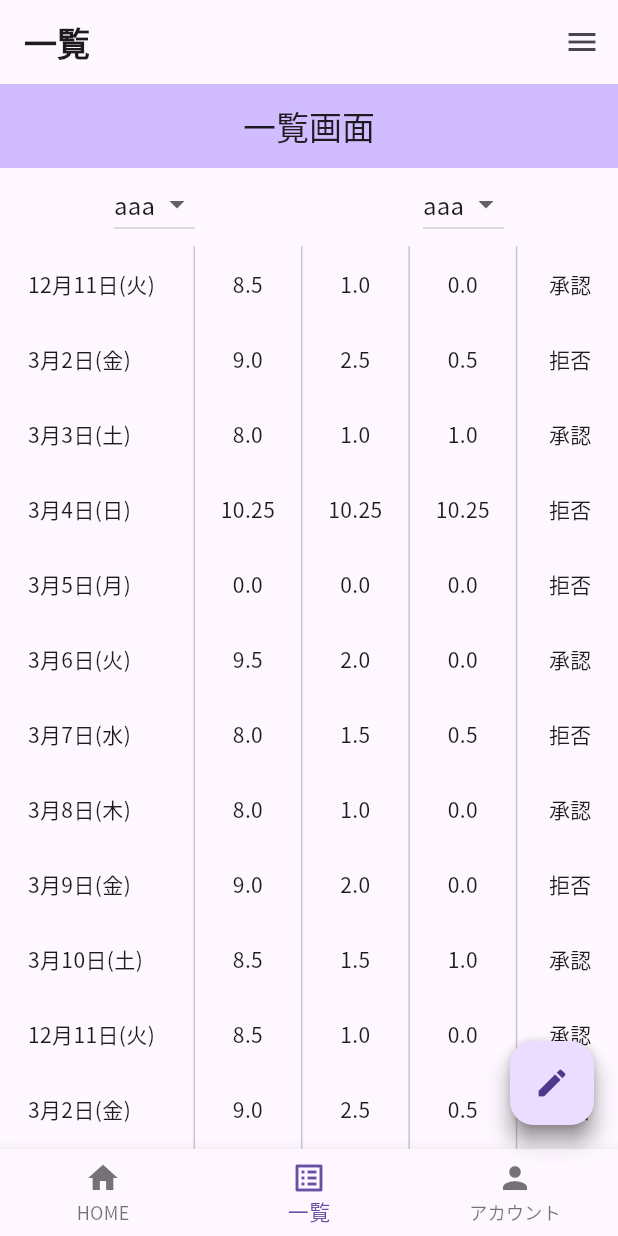
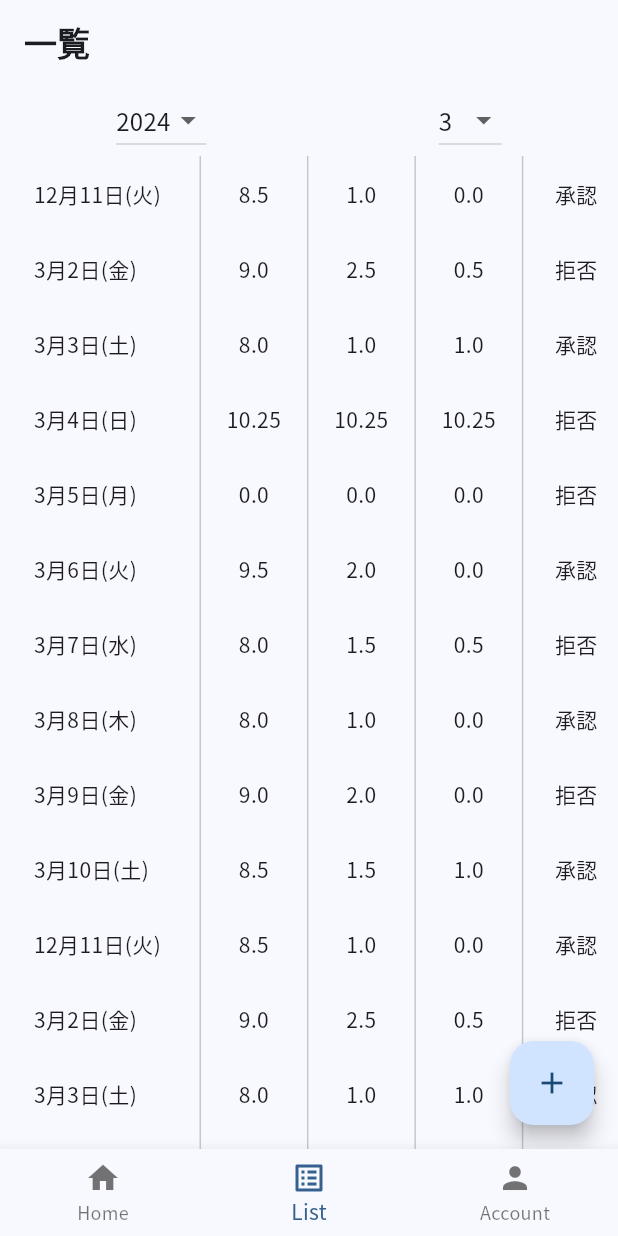
Before and after one commit to arashidani/diary_report_sample, a Flutter app: the screen it shows after launch, item 2 of the bottom bar chosen, on a phone screen of 412 x 824 dp. Run offline on Flutter 3.47's test engine with Material 3 defaults, Android fonts, the phone set to English and light mode, and no system bars; our stand-ins replace cloud_firestore, firebase_core, flutter_riverpod, freezed_annotation, go_router, google_fonts and 1 more; accounts and stored records are empty.

Commit message:
goRouterを実装

```diff
--- a/lib/app.dart
+++ b/lib/app.dart
@@ -33,8 +33,8 @@ class _AppState extends State<AppState> {
     // 表示する画面のリストを作成
     final pages = [
       const HomeView(),
-      const TableView(title: "一覧画面"),
-      SideDrawer(),
+      const TableView(),
+      const SideDrawer(),
     ];
     return MaterialApp(
         // themeMode: themeMode,
--- /dev/null
+++ b/lib/features/app/app_widget.dart
@@ -0,0 +1,20 @@
+import 'package:diary_report_sample/router/app_router.dart';
+import 'package:flutter/material.dart';
+import 'package:google_fonts/google_fonts.dart';
+
+class MyApp extends StatelessWidget {
+  const MyApp({super.key});
+
+  @override
+  Widget build(BuildContext context) {
+    return MaterialApp.router(
+      debugShowCheckedModeBanner: false,
+      theme: ThemeData(
+        textTheme: GoogleFonts.notoSansJpTextTheme(),
+        colorScheme: ColorScheme.fromSeed(seedColor: Colors.blue),
+        useMaterial3: true, // material Design3に対応
+      ),
+      routerConfig: router,
+    );
+  }
+}
--- a/lib/features/app/home_view.dart
+++ b/lib/features/app/home_view.dart
@@ -123,6 +123,5 @@ List<String> getYearsList() {
   for (int i = 0; i < 10; i++) {
     yearsList.add((thisYear - i).toString());
   }
-  print(yearsList);
   return yearsList;
 }
--- /dev/null
+++ b/lib/features/app/navbar/scaffold_with_navbar.dart
@@ -0,0 +1,40 @@
+import 'package:flutter/material.dart';
+import 'package:go_router/go_router.dart';
+
+class ScaffoldWithNavbar extends StatelessWidget {
+  const ScaffoldWithNavbar(this.navigationShell, {super.key});
+
+  /// The navigation shell and container for the branch Navigators.
+  final StatefulNavigationShell navigationShell;
+
+  @override
+  Widget build(BuildContext context) {
+    final labels = ['HOME', '一覧', 'アカウント'];
+    return Scaffold(
+      appBar: AppBar(
+        title: Text(
+          labels[navigationShell.currentIndex],
+          style: const TextStyle(fontWeight: FontWeight.bold),
+        ),
+      ),
+      body: navigationShell,
+      bottomNavigationBar: BottomNavigationBar(
+        currentIndex: navigationShell.currentIndex,
+        items: const [
+          BottomNavigationBarItem(icon: Icon(Icons.home), label: 'Home'),
+          BottomNavigationBarItem(
+              icon: Icon(Icons.list_alt_outlined), label: 'List'),
+          BottomNavigationBarItem(icon: Icon(Icons.person), label: 'Account'),
+        ],
+        onTap: _onTap,
+      ),
+    );
+  }
+
+  void _onTap(index) {
+    navigationShell.goBranch(
+      index,
+      initialLocation: index == navigationShell.currentIndex,
+    );
+  }
+}
--- a/lib/features/app/side_drawer.dart
+++ b/lib/features/app/side_drawer.dart
@@ -5,8 +5,7 @@ class SideDrawer extends StatelessWidget {
 
   @override
   Widget build(BuildContext context) {
-    return Container(
-      child: ListView(
+    return ListView(
       children: [
         const UserAccountsDrawerHeader(
           accountName: Text('John Doe'),
@@ -25,7 +24,6 @@ class SideDrawer extends StatelessWidget {
           onTap: () => {debugPrint("onTap")},
         ),
       ],
-      ),
     );
   }
 }
--- a/lib/features/app/table_view.dart
+++ b/lib/features/app/table_view.dart
@@ -1,16 +1,29 @@
-import 'package:flutter/cupertino.dart';
 import 'package:flutter/material.dart';
 
 class TableView extends StatefulWidget {
-  const TableView({super.key, required this.title});
-
-  final String title;
+  const TableView({super.key});
 
   @override
   State<TableView> createState() => _TableViewState();
 }
 
 class _TableViewState extends State<TableView> {
+  String dropdownValue = getYearsList(10).first; // 今年を取得
+  String initMonth = DateTime.now().month.toString(); // 今月を取得
+  final month = <String>[
+    '1',
+    '2',
+    '3',
+    '4',
+    '5',
+    '6',
+    '7',
+    '8',
+    '9',
+    '10',
+    '11',
+    '12'
+  ];
   List<DiaryData> dataList = [
     // サンプルデータを生成してリストに追加
     DiaryData(DateTime(2024, 12, 11), 8.5, 1.0, 0.0, true),
@@ -47,91 +60,58 @@ class _TableViewState extends State<TableView> {
 
   @override
   Widget build(BuildContext context) {
-    String? isSelectedItem = 'aaa';
-    tenYearsAgo();
-
     final _deviceWidth = MediaQuery.of(context).size.width;
     final _deviceHeight = MediaQuery.of(context).size.height;
-    final appBer = MediaQuery.of(context).padding.top + kToolbarHeight;
+    final appBarHeight = MediaQuery.of(context).padding.top + kToolbarHeight;
     return Scaffold(
-      appBar: AppBar(
-        backgroundColor: Theme.of(context).colorScheme.inversePrimary,
-        centerTitle: true,
-        title: const Text("一覧画面"),
-      ),
       body: Column(
         children: <Widget>[
           Row(
             mainAxisAlignment: MainAxisAlignment.spaceAround,
             children: [
-              DropdownButton(
-                //4
-                items: const [
-                  //5
-                  DropdownMenuItem(
-                    child: Text('aaa'),
-                    value: 'aaa',
-                  ),
-                  DropdownMenuItem(
-                    child: Text('bbb'),
-                    value: 'bbb',
-                  ),
-                  DropdownMenuItem(
-                    child: Text('ccc'),
-                    value: 'ccc',
-                  ),
-                ],
-                //6
+              DropdownButton<String>(
+                items: getYearsList(10)
+                    .map<DropdownMenuItem<String>>((String value) {
+                  return DropdownMenuItem<String>(
+                    value: value,
+                    child: Text(value),
+                  );
+                }).toList(),
                 onChanged: (String? value) {
                   setState(() {
-                    isSelectedItem = value;
+                    dropdownValue = value!;
                   });
                 },
-                //7
-                value: isSelectedItem,
+                value: dropdownValue,
               ),
               DropdownButton(
-                //4
-                items: const [
-                  //5
-                  DropdownMenuItem(
-                    child: Text('aaa'),
-                    value: 'aaa',
-                  ),
-                  DropdownMenuItem(
-                    child: Text('bbb'),
-                    value: 'bbb',
-                  ),
-                  DropdownMenuItem(
-                    child: Text('ccc'),
-                    value: 'ccc',
-                  ),
-                ],
-                //6
-                onChanged: (String? value) {
+                value: initMonth,
+                items: month
+                    .map((list) =>
+                        DropdownMenuItem(value: list, child: Text(list)))
+                    .toList(),
+                onChanged: (value) {
                   setState(() {
-                    isSelectedItem = value;
+                    initMonth = value!;
                   });
                 },
-                //7
-                value: isSelectedItem,
               ),
             ],
           ),
-          Container(
-            height: _deviceHeight - appBer,
-            padding: EdgeInsets.all(4),
+          SizedBox(
+            height: _deviceHeight - appBarHeight,
+            // padding: EdgeInsets.all(4),
             // 配列を元にリスト表示
             child: ListView.builder(
               itemCount: dataList.length,
               itemBuilder: (context, index) {
-                return Container(
+                return SizedBox(
                     height: 50,
                     //color: listItems[index]['color'],
                     child: Row(
                       mainAxisAlignment: MainAxisAlignment.spaceBetween,
                       children: [
-                        Spacer(),
+                        const Spacer(),
                         SizedBox(
                           width: _deviceWidth * 0.25,
                           child: Row(
@@ -237,15 +217,12 @@ String weekDayToStr(int weekday) {
   return jpWeekday;
 }
 
-List<DropdownMenuItem> tenYearsAgo() {
-  final List<DropdownMenuItem> yearList = [];
-  final thisYear = new DateTime.now().year;
-  for (int i = 0; i < 10; i++) {
-    yearList.add(DropdownMenuItem(
-      value: "&{thisYear - i}",
-      child: Text("${thisYear - i}"),
-    ));
+// 直近n年を取得するメソッド
+List<String> getYearsList(int years) {
+  final List<String> yearsList = [];
+  final thisYear = DateTime.now().year;
+  for (int i = 0; i < years; i++) {
+    yearsList.add((thisYear - i).toString());
   }
-  print(yearList);
-  return yearList;
+  return yearsList;
 }
--- a/lib/main.dart
+++ b/lib/main.dart
@@ -1,4 +1,5 @@
 import 'package:diary_report_sample/app.dart';
+import 'package:diary_report_sample/features/app/app_widget.dart';
 import 'package:firebase_core/firebase_core.dart';
 import 'package:flutter/material.dart';
 import 'package:flutter_riverpod/flutter_riverpod.dart';
@@ -10,6 +11,6 @@ Future<void> main() async {
 
   await Firebase.initializeApp(options: DefaultFirebaseOptions.currentPlatform);
   // riverpodを使用するため ProviderScopeでラップ
-  const scope = ProviderScope(child: AppState());
+  const scope = ProviderScope(child: MyApp());
   runApp(scope);
 }
--- /dev/null
+++ b/lib/router/app_router.dart
@@ -0,0 +1,58 @@
+import 'package:diary_report_sample/features/app/details_page.dart';
+import 'package:diary_report_sample/features/app/feed_page.dart';
+import 'package:diary_report_sample/features/app/side_drawer.dart';
+import 'package:diary_report_sample/features/app/table_view.dart';
+import 'package:flutter/material.dart';
+import 'package:go_router/go_router.dart';
+import 'package:diary_report_sample/features/app/navbar/scaffold_with_navbar.dart';
+
+// Create keys for `root` & `section` navigator avoiding unnecessary rebuilds
+final _rootNavigatorKey = GlobalKey<NavigatorState>();
+final _sectionNavigatorKey = GlobalKey<NavigatorState>();
+
+final router = GoRouter(
+  navigatorKey: _rootNavigatorKey,
+  initialLocation: '/feed',
+  routes: <RouteBase>[
+    StatefulShellRoute.indexedStack(
+      builder: (context, state, navigationShell) {
+        return ScaffoldWithNavbar(navigationShell);
+      },
+      branches: [
+        StatefulShellBranch(
+          navigatorKey: _sectionNavigatorKey,
+          routes: <RouteBase>[
+            GoRoute(
+              path: '/feed',
+              builder: (context, state) => const FeedPage(),
+              routes: <RouteBase>[
+                GoRoute(
+                  path: 'details',
+                  builder: (context, state) {
+                    return const DetailsPage(label: 'FeedDetails');
+                  },
+                )
+              ],
+            ),
+          ],
+        ),
+        StatefulShellBranch(routes: <RouteBase>[
+          GoRoute(
+            path: '/list',
+            builder: (context, state) {
+              return TableView();
+            },
+          ),
+        ]),
+        StatefulShellBranch(routes: <RouteBase>[
+          GoRoute(
+            path: '/account',
+            builder: (context, state) {
+              return const SideDrawer();
+            },
+          ),
+        ])
+      ],
+    ),
+  ],
+);
```
Also changed, not shown: lib/features/app/details_page.dart (added, +22 -0 lines), lib/features/app/feed_page.dart (added, +30 -0 lines), lib/router/go_router.dart (deleted, +0 -52 lines). Lines whose indentation alone changed are shown as unchanged.
